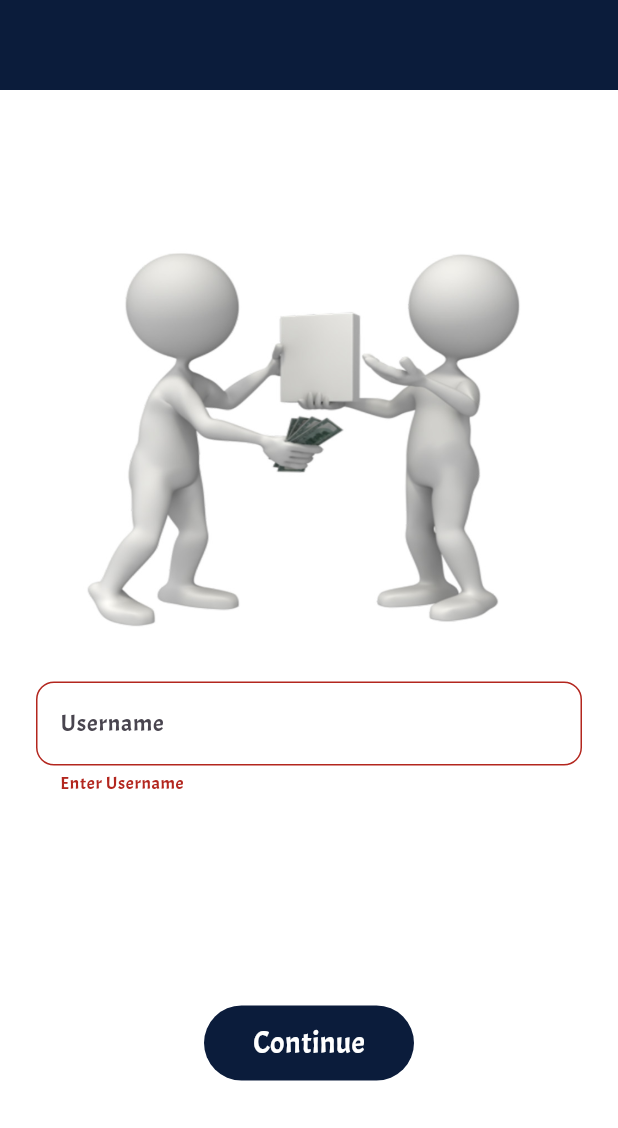
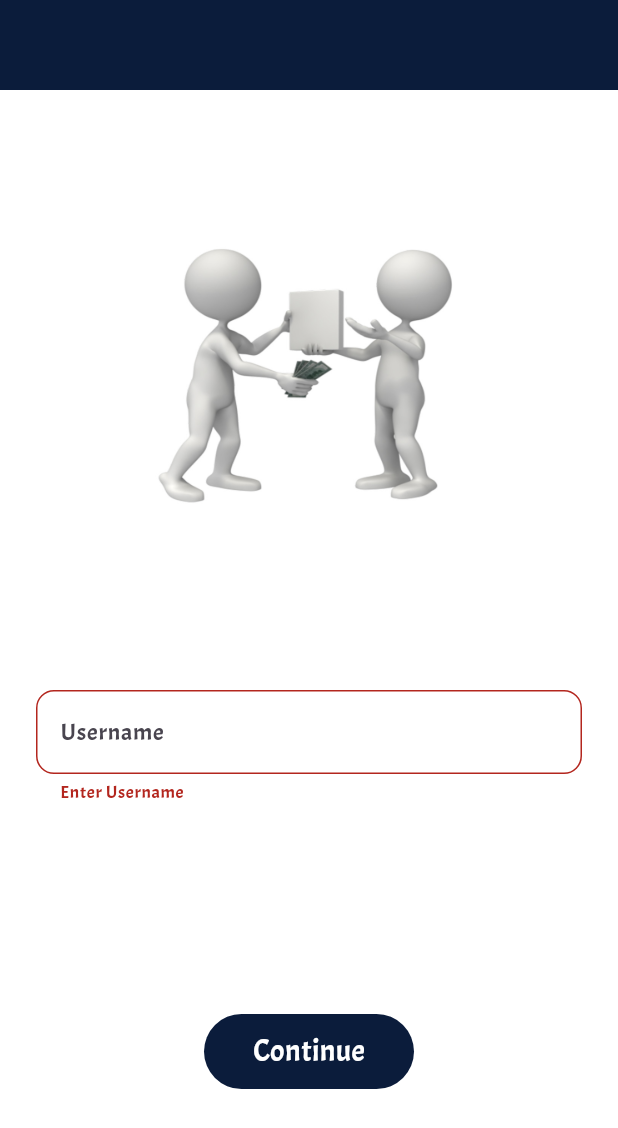
Before and after one commit to Roshandevelops/money-tracker, a Flutter app: the screen it shows after launch, after a tap on "Continue", on a phone screen of 412 x 824 dp. Shown: the top 1128 px of the screen. Run offline on Flutter 3.47's test engine with Material 3 defaults, Android fonts, the phone set to English and light mode, and no system bars; our stand-ins replace curved_navigation_bar, flutter_animate, flutter_slidable, hive_flutter, pie_chart, share_plus and 1 more; accounts and stored records are empty.

Commit message:
updated the splash screen

```diff
--- a/lib/screens/profile/profile_screen.dart
+++ b/lib/screens/profile/profile_screen.dart
@@ -1,8 +1,6 @@
 import 'package:flutter/material.dart';
 import 'package:money_tracker/screens/profile/widget/profile_item_widget.dart';
-
 import 'package:money_tracker/widgets/app_bar_widget.dart';
-import 'package:money_tracker/widgets/bottom_navigationbar_widget.dart';
 
 class ProfileScreen extends StatelessWidget {
   const ProfileScreen({
--- a/lib/screens/profile/widget/statistics_all_widget.dart
+++ b/lib/screens/profile/widget/statistics_all_widget.dart
@@ -40,7 +40,6 @@ class _StatisticsAllWidgetState extends State<StatisticsAllWidget> {
               chartRadius: 200,
               animationDuration: const Duration(seconds: 2),
               dataMap: dataMap,
-              // colorList: const [Colors.green, Colors.red],
               chartValuesOptions: const ChartValuesOptions(
                   showChartValues: true,
                   showChartValuesOutside: true,
@@ -49,7 +48,7 @@ class _StatisticsAllWidgetState extends State<StatisticsAllWidget> {
               legendOptions: const LegendOptions(
                   showLegends: true,
                   showLegendsInRow: true,
-                  legendShape: BoxShape.rectangle,
+                  legendShape: BoxShape.circle,
                   legendPosition: LegendPosition.bottom),
               gradientList: const [
                 [Colors.green, Color.fromRGBO(113, 173, 115, 1), Colors.green],
@@ -59,7 +58,7 @@ class _StatisticsAllWidgetState extends State<StatisticsAllWidget> {
                   Color.fromARGB(255, 170, 30, 20),
                 ],
               ],
-              chartType: ChartType.ring,
+              chartType: ChartType.disc,
             ),
           ],
         ),
--- a/lib/screens/register_screen/register_screen.dart
+++ b/lib/screens/register_screen/register_screen.dart
@@ -10,28 +10,23 @@ import 'package:money_tracker/widgets/app_bar_widget.dart';
 import 'package:shared_preferences/shared_preferences.dart';
 
 class RegisterScreen extends StatefulWidget {
-  const RegisterScreen({
-    super.key,
-  });
+  const RegisterScreen({super.key});
 
   @override
   State<RegisterScreen> createState() => _RegisterScreenState();
 }
 
-bool isDataMatched = true;
-
 class _RegisterScreenState extends State<RegisterScreen> {
   final formKey = GlobalKey<FormState>();
   final TextEditingController textController = TextEditingController();
+  bool isDataMatched = true;
 
   @override
   Widget build(BuildContext context) {
     return Scaffold(
       resizeToAvoidBottomInset: false,
       backgroundColor: Colors.white,
-      appBar: const AppBarWidget(
-        actions: [],
-      ),
+      appBar: const AppBarWidget(),
       body: SafeArea(
         child: Padding(
           padding: const EdgeInsets.symmetric(horizontal: 20),
@@ -45,6 +40,11 @@ class _RegisterScreenState extends State<RegisterScreen> {
                   ),
                   Image.asset(
                     "assets/images/what-is-transactions-types-of-accounting-transactions.webp",
+                    height: 200,
+                    width: 300,
+                  ),
+                  const SizedBox(
+                    height: 100,
                   ),
                   TextFormFieldWidget(
                     inputFormatters: [LengthLimitingTextInputFormatter(20)],
--- a/lib/screens/splash_screen.dart
+++ b/lib/screens/splash_screen.dart
@@ -4,7 +4,6 @@ import 'package:flutter/material.dart';
 import 'package:flutter_animate/flutter_animate.dart';
 import 'package:money_tracker/main.dart';
 import 'package:money_tracker/screens/register_screen/register_screen.dart';
-import 'package:money_tracker/theme/app_text_style.dart';
 import 'package:money_tracker/widgets/bottom_navbar.dart';
 import 'package:shared_preferences/shared_preferences.dart';
 
@@ -27,88 +26,81 @@ class _SplashScreenState extends State<SplashScreen> {
   @override
   void initState() {
     isLoggedInBefore();
-    // goToRegister(context);
     super.initState();
   }
 
   @override
   Widget build(BuildContext context) {
-    return
-        //  Scaffold(
-        //   backgroundColor: Colors.white,
-        //   body: Container(
-        //     decoration: BoxDecoration(
-        //         gradient: LinearGradient(
-        //             begin: Alignment.topCenter,
-        //             end: Alignment.bottomCenter,
-        //             colors: [
-        //           Color(0xFF0B1C3B),
-        //           Color(0xE98CA1CA),
-        //           Color(0xFF0B1C3B),
-        //         ])),
-        //     child: Center(
-        //       child: Animate(
-        //         onPlay: (controller) {
-        //           controller.repeat();
-        //         },
-        //         effects: [
-        //           ScaleEffect(curve: Curves.easeInCubic),
-        //         ],
-        //         child: Text(
-        //           "Money Tracker",
-        //           style: AppTextStyle.body1,
-        //         ),
-        //       )
-        //           .fade(
-        //             duration: Duration(seconds: 3),
-        //           )
-        //           .tint(
-        //             color: const Color(0xFF0B1C3B),
-        //           )
-        //           .then()
-        //           .addEffect(
-        //             SaturateEffect(),
-        //           ),
-        //     ),
-        //   ),
-        // );
-
-        Scaffold(
-      backgroundColor: Colors.white,
-      body: SafeArea(
-        child: Column(
-          mainAxisAlignment: MainAxisAlignment.center,
-          children: [
-            const Text(
-              " Welcome To",
-              style: TextStyle(
-                color: Color(0xFF0B1C3B),
-                fontSize: 20,
-                fontWeight: FontWeight.w500,
-                fontFamily: "alclonica",
+    return Scaffold(
+      body: Container(
+        decoration: const BoxDecoration(
+            gradient: LinearGradient(
+                begin: Alignment.topLeft,
+                end: Alignment.bottomRight,
+                colors: [
+              Color(0xFF0B1C3B),
+              Color(0xFF0B1C3B),
+            ])),
+        // color: const Color(0xFF0B1C3B),
+        width: double.infinity,
+        height: double.infinity,
+        child: Center(
+          child: Animate(
+                  onPlay: (controller) => controller.repeat(),
+                  // effects: const [
+                  //   ScaleEffect(), FadeEffect(),
+                  // ],
+                  child: const Text(
+                    "Money Tracker",
+                    style: TextStyle(fontSize: 35),
+                  ))
+              .fade(
+                duration: const Duration(seconds: 4),
+              )
+              .tint(color: Colors.white)
+              .then()
+              .addEffect(
+                const SaturateEffect(),
               ),
-            ),
-            text2,
-            const SizedBox(
-              height: 100,
-            ),
-            Center(
-              child: Image.asset(
-                "assets/images/Counting Money GIFs _ Tenor.gif",
-                // color: Colors.red,
-              ),
-            ),
-          ],
         ),
       ),
     );
+    // Scaffold(
+    //   backgroundColor: Colors.white,
+    //   body: SafeArea(
+    //     child: Column(
+    //       mainAxisAlignment: MainAxisAlignment.center,
+    //       children: [
+    //         const Text(
+    //           " Welcome To",
+    //           style: TextStyle(
+    //             color: Color(0xFF0B1C3B),
+    //             fontSize: 20,
+    //             fontWeight: FontWeight.w500,
+    //             fontFamily: "alclonica",
+    //           ),
+    //         ),
+    //         text2,
+    //         const SizedBox(
+    //           height: 100,
+    //         ),
+    //         Center(
+    //           child: Image.asset(
+    //             "assets/images/Counting Money GIFs _ Tenor.gif",
+    //             // color: Colors.red,
+    //           ),
+    //         ),
+    //       ],
+    //     ),
+    //   ),
+    // );
   }
 
   void goToRegister(context) async {
     await Future.delayed(
       const Duration(seconds: 5),
     );
-    Navigator.of(context).pushReplacement(
+    await Navigator.of(context).pushReplacement(
       MaterialPageRoute(
         builder: (ctx) {
           return const RegisterScreen();
@@ -141,29 +133,3 @@ class _SplashScreenState extends State<SplashScreen> {
     }
   }
 }
-
-// Scaffold(
-//       backgroundColor: Colors.white,
-//       body: SafeArea(
-//         child: Center(
-//           child: Animate(
-//             onPlay: (controller) {
-//               controller.repeat();
-//             },
-//             effects: [ScaleEffect(), FadeEffect()],
-//             child: Text(
-//               "Money tracker",
-//               style: AppTextStyle.body1,
-//             ),
-//           )
-//               .fade(
-//                 duration: Duration(seconds: 4),
-//               )
-//               .tint(color: Colors.red)
-//               .then()
-//               .addEffect(
-//                 SaturateEffect(),
-//               ),
-//         ),
-//       ),
-//     );
```
Also changed, not shown: lib/screens/category/category_screen.dart (+5 -11 lines), lib/screens/home/home_screen.dart (+7 -8 lines), lib/screens/home/widget/amount_icon.dart (+8 -5 lines), lib/screens/home/widget/current_balance_widget.dart (+26 -21 lines), lib/screens/profile/widget/profile_item_widget.dart (+32 -46 lines), lib/screens/profile/widget/profile_widget.dart (+21 -10 lines), lib/screens/profile/widget/statistics_expense_widget.dart (+11 -12 lines), lib/screens/profile/widget/statistics_income_widget.dart (+14 -13 lines), lib/widgets/bottom_navbar.dart (+9 -18 lines), lib/widgets/bottom_navigationbar_widget.dart (deleted, +0 -46 lines).
